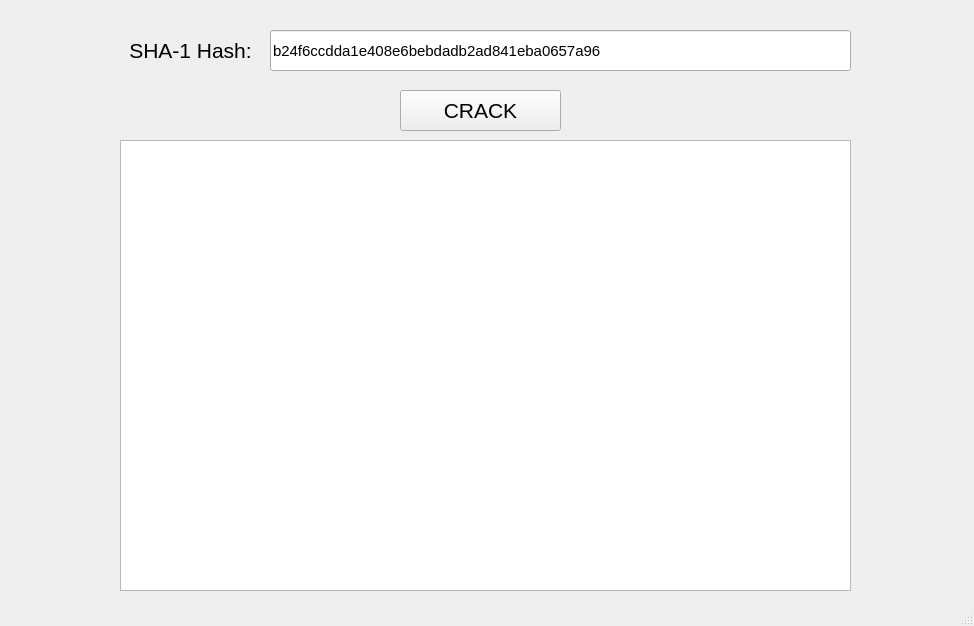
Old version of the form mainwindow.ui in the repository olexayko/HashCrack.
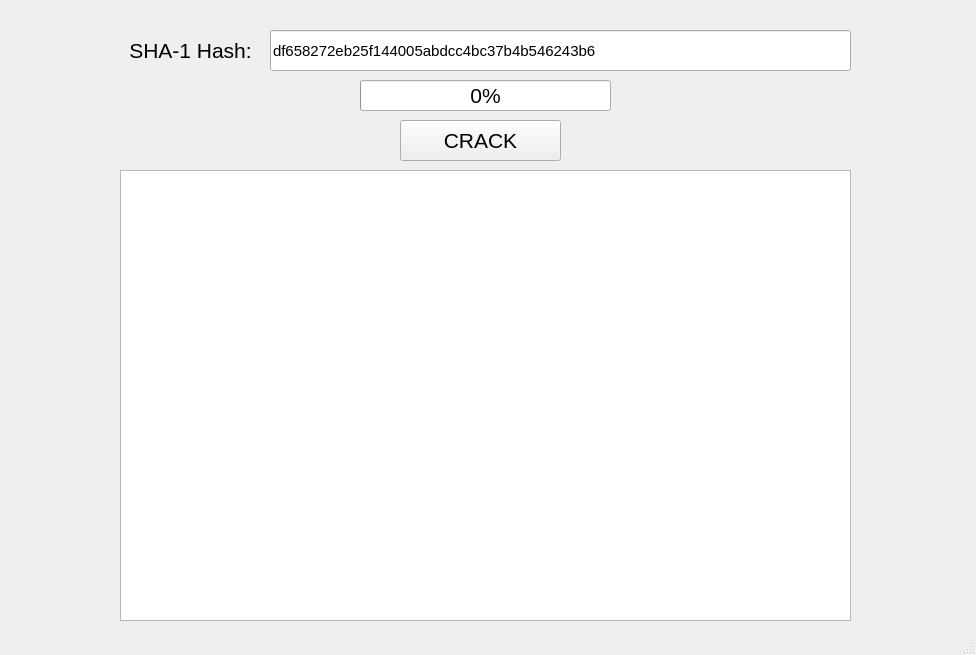
New version of the form.

What changed in the file:
```diff
--- a/mainwindow.ui
+++ b/mainwindow.ui
@@ -6,8 +6,8 @@
    <rect>
     <x>0</x>
     <y>0</y>
-    <width>974</width>
-    <height>626</height>
+    <width>976</width>
+    <height>655</height>
    </rect>
   </property>
   <property name="windowTitle">
@@ -18,7 +18,7 @@
     <property name="geometry">
      <rect>
       <x>400</x>
-      <y>90</y>
+      <y>120</y>
       <width>161</width>
       <height>41</height>
      </rect>
@@ -36,7 +36,7 @@
     <property name="geometry">
      <rect>
       <x>120</x>
-      <y>140</y>
+      <y>170</y>
       <width>731</width>
       <height>451</height>
      </rect>
@@ -57,7 +57,7 @@
      </font>
     </property>
     <property name="text">
-     <string>b24f6ccdda1e408e6bebdadb2ad841eba0657a96</string>
+     <string>df658272eb25f144005abdcc4bc37b4b546243b6</string>
     </property>
    </widget>
    <widget class="QLabel" name="label">
@@ -81,6 +81,31 @@
      <set>Qt::AlignCenter</set>
     </property>
    </widget>
+   <widget class="QProgressBar" name="progressBar">
+    <property name="geometry">
+     <rect>
+      <x>360</x>
+      <y>80</y>
+      <width>251</width>
+      <height>31</height>
+     </rect>
+    </property>
+    <property name="font">
+     <font>
+      <pointsize>16</pointsize>
+      <bold>false</bold>
+     </font>
+    </property>
+    <property name="value">
+     <number>0</number>
+    </property>
+    <property name="alignment">
+     <set>Qt::AlignCenter</set>
+    </property>
+    <property name="format">
+     <string>%p%</string>
+    </property>
+   </widget>
   </widget>
   <widget class="QStatusBar" name="statusbar"/>
  </widget>
```
